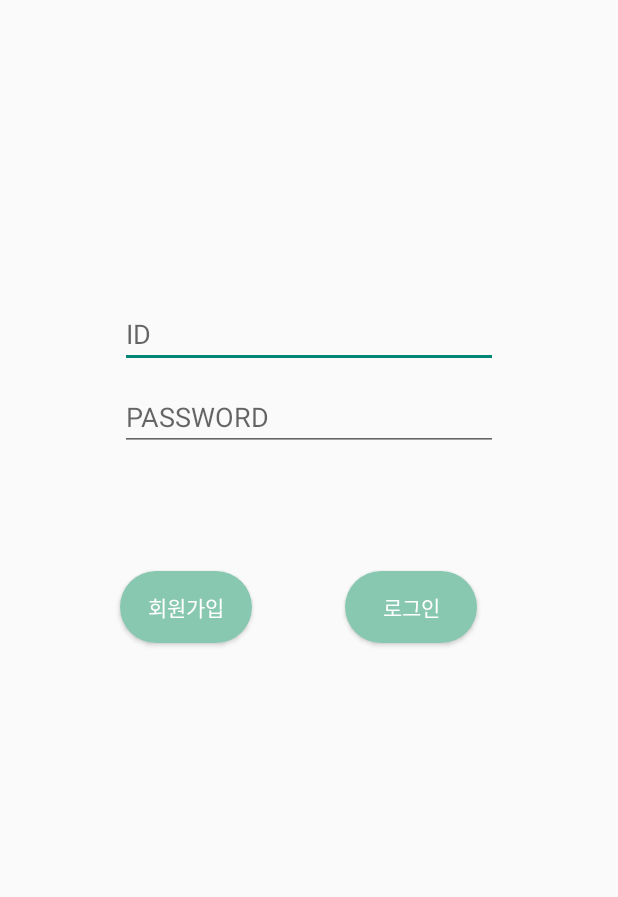
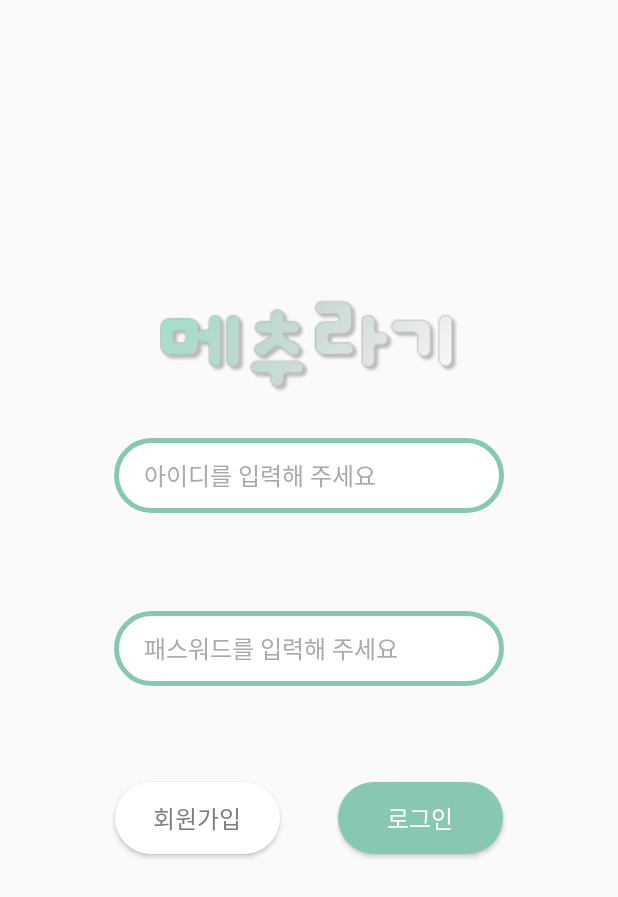
Before and after one commit to hj1016/ChatMENUAndroid, an Android app: the layout activity_main.xml on its own in the app's theme, with its tools: preview values and no code run, on a phone screen of 412 x 824 dp. Shown: the top 897 px of the screen. Run offline under Robolectric (Android 15) with nearby library versions, the phone set to English and light mode, and no system bars.

Commit message:
로고 반영 메인 페이지 UI 수정, 마이 페이지 뒤로 가기 버튼 추가

```diff
--- a/app/src/main/java/com/example/androidtest/MyPageActivity.kt
+++ b/app/src/main/java/com/example/androidtest/MyPageActivity.kt
@@ -2,16 +2,18 @@ package com.example.androidtest
 
 import android.content.Context
 import android.content.Intent
+import android.media.Image
 import android.os.Bundle
 import android.util.Log
 import android.widget.Button
+import android.widget.ImageButton
 import android.widget.TextView
 import android.widget.Toast
 import androidx.appcompat.app.AppCompatActivity
 
 class MyPageActivity : AppCompatActivity() {
 
-    lateinit var textView_myPage_id: TextView
+    lateinit var imageButton_myPage_back: ImageButton
     lateinit var button_myPage_filtering: Button
     lateinit var button_myPage_logout: Button
 
@@ -20,8 +22,13 @@ class MyPageActivity : AppCompatActivity() {
         Log.d("here", "hi")
         setContentView(R.layout.activity_my_page)
 
+        imageButton_myPage_back = findViewById(R.id.imageButton_myPage)
         button_myPage_filtering = findViewById(R.id.button_myPage_filtering)
         button_myPage_logout = findViewById(R.id.button_myPage_logout)
+
+        imageButton_myPage_back.setOnClickListener {
+            finish()
+        }
 
         // 상세 정보 입력 버튼
         button_myPage_filtering.setOnClickListener {
--- /dev/null
+++ b/app/src/main/res/drawable/baseline_arrow_back_24.xml
@@ -0,0 +1,5 @@
+<vector android:autoMirrored="true" android:height="24dp"
+    android:tint="#88C8B1" android:viewportHeight="24"
+    android:viewportWidth="24" android:width="24dp" xmlns:android="http://schemas.android.com/apk/res/android">
+    <path android:fillColor="@android:color/white" android:pathData="M20,11H7.83l5.59,-5.59L12,4l-8,8 8,8 1.41,-1.41L7.83,13H20v-2z"/>
+</vector>
--- a/app/src/main/res/layout/activity_main.xml
+++ b/app/src/main/res/layout/activity_main.xml
@@ -6,51 +6,96 @@
     android:layout_height="match_parent"
     tools:context=".MainActivity">
 
+    <ImageView
+        android:id="@+id/imageView_main_logo"
+        android:layout_width="wrap_content"
+        android:layout_height="wrap_content"
+        android:background="@drawable/logo_main"
+        android:layout_marginTop="200dp"
+        app:layout_constraintTop_toTopOf="parent"
+        app:layout_constraintBottom_toTopOf="@id/idEditText"
+        app:layout_constraintStart_toStartOf="parent"
+        app:layout_constraintEnd_toEndOf="parent"/>
+
     <EditText
         android:id="@+id/idEditText"
-        android:layout_width="match_parent"
-        android:layout_height="wrap_content"
+        android:layout_width="260dp"
+        android:layout_height="50dp"
         app:layout_constraintStart_toStartOf="parent"
         app:layout_constraintEnd_toEndOf="parent"
-        app:layout_constraintTop_toTopOf="parent"
+        app:layout_constraintTop_toBottomOf="@+id/imageView_main_logo"
         android:layout_marginStart="80dp"
         android:layout_marginEnd="80dp"
-        android:layout_marginTop="200dp"
-        android:hint="ID"/>
+        android:layout_marginTop="30dp"
+        android:paddingLeft="20dp"
+        android:paddingRight="20dp"
+        android:background="@drawable/edittext_chat"
+        android:hint="아이디를 입력해 주세요"
+        android:textSize="16sp"
+        android:textColorHint="#AAAAAA"
+        android:textColor="#7E7E7E"
+        android:fontFamily="@font/pretendardmedium"/>
 
     <EditText
         android:id="@+id/pwEditText"
-        android:layout_width="match_parent"
+        android:layout_width="260dp"
+        android:layout_height="50dp"
+        android:layout_marginStart="80dp"
+        android:layout_marginTop="30dp"
+        android:layout_marginEnd="80dp"
+        android:background="@drawable/edittext_chat"
+        android:fontFamily="@font/pretendardmedium"
+        android:hint="패스워드를 입력해 주세요"
+        android:inputType="textPassword"
+        android:paddingLeft="20dp"
+        android:paddingRight="20dp"
+        android:textSize="16sp"
+        android:textColorHint="#AAAAAA"
+        android:textColor="#7E7E7E"
+        app:layout_constraintEnd_toEndOf="parent"
+        app:layout_constraintStart_toStartOf="parent"
+        app:layout_constraintTop_toBottomOf="@+id/idEditText"
+        app:layout_constraintBottom_toTopOf="@+id/linearLayout_main" />
+
+    <LinearLayout
+        android:clipToPadding="false"
+        android:id="@+id/linearLayout_main"
+        android:layout_width="wrap_content"
         android:layout_height="wrap_content"
+        android:orientation="horizontal"
+        android:layout_marginTop="10dp"
+        android:layout_marginBottom="200dp"
+        app:layout_constraintTop_toBottomOf="@+id/pwEditText"
         app:layout_constraintStart_toStartOf="parent"
         app:layout_constraintEnd_toEndOf="parent"
-        app:layout_constraintTop_toBottomOf="@id/idEditText"
-        android:layout_marginStart="80dp"
-        android:layout_marginEnd="80dp"
-        android:layout_marginTop="10dp"
-        android:hint="PASSWORD"
-        android:inputType="textPassword"/>
+        app:layout_constraintBottom_toBottomOf="parent">
 
-    <Button
+        <androidx.appcompat.widget.AppCompatButton
             android:id="@+id/registerButton"
-        android:layout_width="wrap_content"
+            android:layout_width="110dp"
             android:layout_height="wrap_content"
+            android:background="@drawable/button_unselected"
+            android:layout_margin="19dp"
+            android:elevation="10dp"
+            android:fontFamily="@font/pretendardbold"
             android:text="회원가입"
-        style="@style/RoundedButtonStyle"
-        android:layout_marginTop="80dp"
-        app:layout_constraintTop_toBottomOf="@id/pwEditText"
-        app:layout_constraintStart_toStartOf="@id/pwEditText"
-        app:layout_constraintEnd_toStartOf="@id/loginButton" />
+            android:textColor="#7E7E7E"
+            android:textSize="16sp" />
 
         <Button
             android:id="@+id/loginButton"
-        android:layout_width="wrap_content"
+            android:layout_width="110dp"
             android:layout_height="wrap_content"
-        android:layout_marginStart="62dp"
-        android:layout_marginTop="80dp"
+            android:background="@drawable/button_selected"
+            android:layout_margin="19dp"
+            android:elevation="10dp"
             android:text="로그인"
-        style="@style/RoundedButtonStyle"
-        app:layout_constraintStart_toEndOf="@id/registerButton"
-        app:layout_constraintTop_toBottomOf="@id/pwEditText" />
+            android:textColor="@color/white"
+            android:textSize="16sp"
+            android:fontFamily="@font/pretendardbold" />
+
+    </LinearLayout>
+
+
 
 </androidx.constraintlayout.widget.ConstraintLayout>
--- a/app/src/main/res/layout/activity_my_page.xml
+++ b/app/src/main/res/layout/activity_my_page.xml
@@ -6,6 +6,13 @@
     android:layout_height="match_parent"
     android:orientation="vertical"
     tools:context=".MyPageActivity">
+
+    <ImageButton
+        android:id="@+id/imageButton_myPage_back"
+        android:layout_width="30dp"
+        android:layout_height="30dp"
+        android:layout_margin="15dp"
+        android:background="@drawable/baseline_arrow_back_24"/>
 
     <TextView
         android:layout_width="wrap_content"
```
Also changed, not shown: app/src/main/res/drawable/logo_main.png (added). Lines whose indentation alone changed are shown as unchanged.
